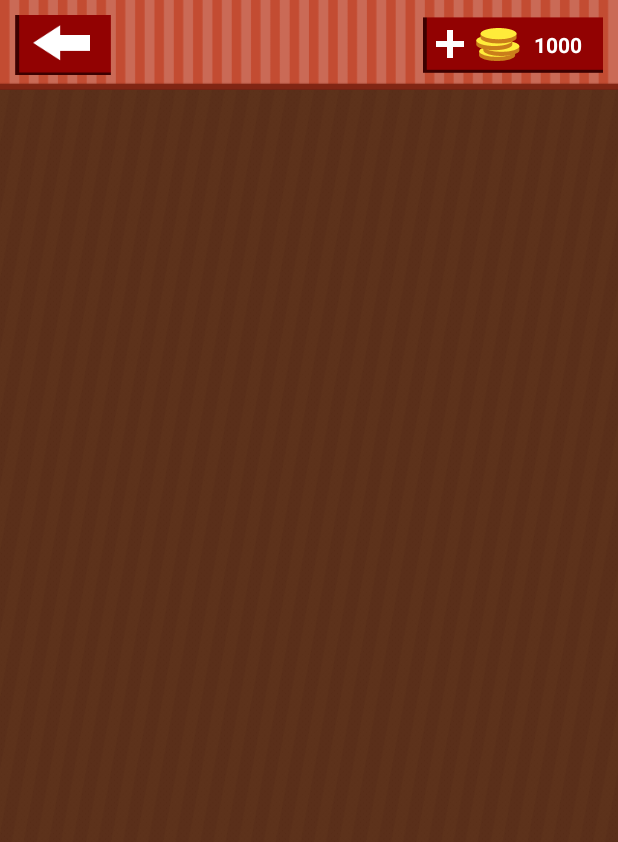
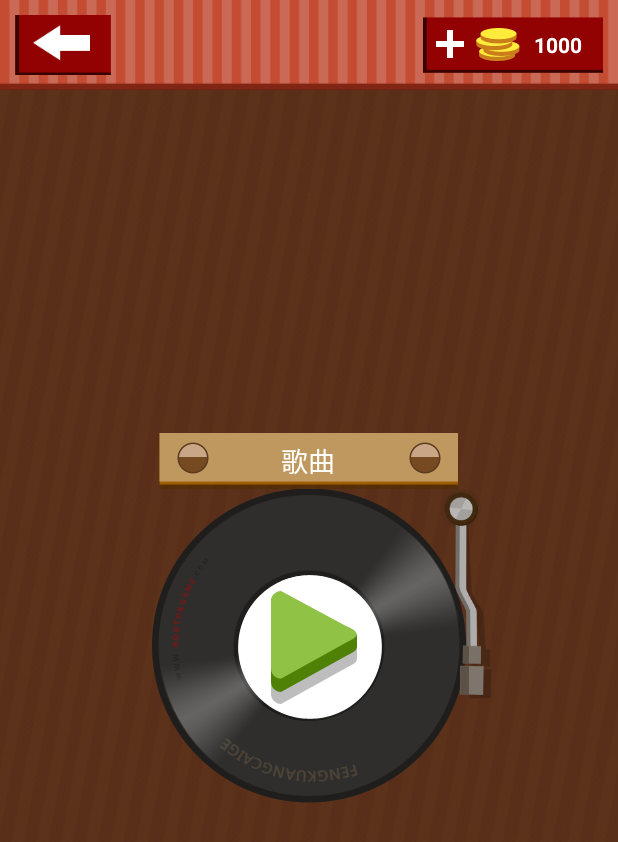
Before and after one commit to malijie/CrazyGuessMusic, an Android app: the screen it shows after launch (MainActivity), on a phone screen of 412 x 824 dp. Shown: the top 842 px of the screen. Run offline under Robolectric (Android 15) with nearby library versions, the phone set to English and light mode, and no system bars.

Commit message:
添加盘片布局以及点击播放按钮盘片播放动画，播杆移进移出动画

```diff
--- a/GuessMusic/src/main/java/com/crazy/guess/music/MainActivity.java
+++ b/GuessMusic/src/main/java/com/crazy/guess/music/MainActivity.java
@@ -1,38 +1,166 @@
 package com.crazy.guess.music;
 
 import android.app.Activity;
+import android.media.Image;
 import android.os.Bundle;
 import android.view.Menu;
 import android.view.MenuItem;
+import android.view.View;
+import android.view.animation.Animation;
+import android.view.animation.AnimationUtils;
+import android.view.animation.LinearInterpolator;
+import android.widget.ImageButton;
+import android.widget.ImageView;
+import android.widget.Toast;
 
 
-public class MainActivity extends Activity {
+public class MainActivity extends Activity implements View.OnClickListener{
+    //唱片控件
+    private ImageView mViewPan = null;
+    //播杆控件
+    private ImageView mViewBar = null;
+    //播放按钮
+    private ImageButton mButtonPlay = null;
+    //唱片动画
+    private Animation mPanAnim = null;
+    //播杆进入动画
+    private Animation mBarInAnim = null;
+    //播杆移出动画
+    private Animation mBarOutAnim = null;
+    //唱片进入线性动画
+    private LinearInterpolator mPanInLin = null;
+    //播杆进入线性动画
+    private LinearInterpolator mBarInLin;
+    //播杆移出线性动画
+    private LinearInterpolator mBarOutLin;
+    //标志符，防止用户多次点击
+    private boolean isPlaying = false;
 
     @Override
     protected void onCreate(Bundle savedInstanceState) {
         super.onCreate(savedInstanceState);
         setContentView(R.layout.activity_main);
+
+        //初始化动画
+        initAnimations();
+        //初始化控件
+        initViews();
+
     }
 
-    @Override
-    public boolean onCreateOptionsMenu(Menu menu) {
-        // Inflate the menu; this adds items to the action bar if it is present.
-        getMenuInflater().inflate(R.menu.menu_main, menu);
-        return true;
+    /**
+     * 初始化控件
+     */
+    private void initViews(){
+        mButtonPlay = (ImageButton)findViewById(R.id.pan_button_start);
+        mViewPan = (ImageView) findViewById(R.id.pan_img_disc);
+        mViewBar = (ImageView) findViewById(R.id.pan_img_bar);
+
+        mButtonPlay.setOnClickListener(this);
     }
 
+    /**
+     * 初始化动画
+     */
+    private void initAnimations() {
+        //初始化唱片动画
+        mPanAnim = AnimationUtils.loadAnimation(this,R.anim.rotate);
+        mPanInLin = new LinearInterpolator();
+        mPanAnim.setInterpolator(mPanInLin);
+
+        //初始化播杆进入动画
+        mBarInAnim = AnimationUtils.loadAnimation(this,R.anim.rotate_45);
+        mBarInLin = new LinearInterpolator();
+        mBarInAnim.setInterpolator(mBarInLin);
+        mBarInAnim.setFillAfter(true);//动画播放时保持停留状态
+
+        //初始化播杆移出动画
+        mBarOutAnim = AnimationUtils.loadAnimation(this,R.anim.rotate_45_d);
+        mBarOutLin = new LinearInterpolator();
+        mBarOutAnim.setInterpolator(mBarOutLin);
+        mBarOutAnim.setFillAfter(true);
+        mBarOutAnim.setFillAfter(true);//动画播放时保持停留状态
+
+
+        //设置唱片动画相关播放顺序
+        mPanAnim.setAnimationListener(new Animation.AnimationListener() {
+            @Override
+            public void onAnimationStart(Animation animation) {
+
+            }
+
+            @Override
+            public void onAnimationRepeat(Animation animation) {
+            }
+
+            @Override
+            public void onAnimationEnd(Animation animation) {
+                //唱片播放结束时，播放播杆移出动画
+                mViewBar.startAnimation(mBarOutAnim);
+            }
+        });
+
+        //设置播杆进入动画相关播放顺序
+        mBarInAnim.setAnimationListener(new Animation.AnimationListener() {
+            @Override
+            public void onAnimationStart(Animation animation) {
+                //播杆进入动画播放时，唱片动画播放
+                mViewPan.startAnimation(mPanAnim);
+            }
+
+            @Override
+            public void onAnimationEnd(Animation animation) {
+
+            }
+
+            @Override
+            public void onAnimationRepeat(Animation animation) {
+
+            }
+        });
+
+        //设置播杆移出动画相关播放顺序
+        mBarOutAnim.setAnimationListener(new Animation.AnimationListener() {
+            @Override
+            public void onAnimationStart(Animation animation) {
+
+            }
+
+            @Override
+            public void onAnimationEnd(Animation animation) {
+                isPlaying = false;
+                mButtonPlay.setVisibility(View.VISIBLE);
+            }
+
+            @Override
+            public void onAnimationRepeat(Animation animation) {
+
+            }
+        });
+
+    }
+
+
     @Override
-    public boolean onOptionsItemSelected(MenuItem item) {
-        // Handle action bar item clicks here. The action bar will
-        // automatically handle clicks on the Home/Up button, so long
-        // as you specify a parent activity in AndroidManifest.xml.
-        int id = item.getItemId();
+    public void onClick(View view) {
+        switch (view.getId()){
+            //播放
+            case R.id.pan_button_start:
+                handlePlayStart();
+              break;
+        }
+    }
 
-        //noinspection SimplifiableIfStatement
-        if (id == R.id.action_settings) {
-            return true;
-        }
-
-        return super.onOptionsItemSelected(item);
-    }
+    /**
+     * 启动播放
+     */
+   private void handlePlayStart(){
+       if(mViewBar != null){
+           if(!isPlaying){
+               isPlaying = true;
+               mButtonPlay.setVisibility(View.INVISIBLE);
+               mViewBar.startAnimation(mBarInAnim);
+           }
+       }
+   }
 }
--- /dev/null
+++ b/GuessMusic/src/main/res/anim/rotate.xml
@@ -0,0 +1,16 @@
+<?xml version="1.0" encoding="utf-8"?>
+<set xmlns:android="http://schemas.android.com/apk/res/android" >
+    <rotate
+        android:duration="2400"
+        android:fromDegrees="0"
+        android:toDegrees="359"
+        android:pivotX="50%"
+        android:pivotY="50%"
+        android:repeatCount="3"/>
+    <!-- duration: 旋转时间，单位毫秒  -->
+    <!-- fromDegrees: 旋转开始时角度  -->
+    <!-- toDegrees: 旋转结束时角度  -->
+    <!-- pivotX: 基于X轴旋转  -->
+    <!-- pivotY: 基于Y轴旋转  -->
+    <!-- repeatCount: 动画重复次数 -->
+</set>
--- /dev/null
+++ b/GuessMusic/src/main/res/anim/rotate_45.xml
@@ -0,0 +1,10 @@
+<?xml version="1.0" encoding="utf-8"?>
+<set xmlns:android="http://schemas.android.com/apk/res/android" >
+    <!-- 唱片播放时播杆开始旋转动画 -->
+    <rotate
+        android:duration="300"
+        android:pivotX="45%"
+        android:pivotY="10%"
+        android:fromDegrees="0"
+        android:toDegrees="20"/>
+</set>
--- /dev/null
+++ b/GuessMusic/src/main/res/anim/rotate_45_d.xml
@@ -0,0 +1,10 @@
+<?xml version="1.0" encoding="utf-8"?>
+<set xmlns:android="http://schemas.android.com/apk/res/android" >
+    <!-- 唱片播放时播杆开始旋转动画 -->
+    <rotate
+        android:duration="300"
+        android:pivotX="45%"
+        android:pivotY="10%"
+        android:fromDegrees="20"
+        android:toDegrees="0"/>
+</set>
--- /dev/null
+++ b/GuessMusic/src/main/res/drawable/pan_start_selector.xml
@@ -0,0 +1,6 @@
+<?xml version="1.0" encoding="utf-8" ?>
+<selector xmlns:android="http://schemas.android.com/apk/res/android">
+    <item android:state_pressed="true" android:drawable="@mipmap/index_start_sel"></item>
+    <item android:state_selected="true" android:drawable="@mipmap/index_start_sel"></item>
+    <item android:drawable="@mipmap/index_start"></item>
+</selector>
--- a/GuessMusic/src/main/res/layout/activity_main.xml
+++ b/GuessMusic/src/main/res/layout/activity_main.xml
@@ -5,5 +5,5 @@
     android:background="@mipmap/index_background">
 
   <include layout="@layout/top_bar"/>
-
+  <include layout="@layout/pan"/>
 </RelativeLayout>
--- /dev/null
+++ b/GuessMusic/src/main/res/layout/pan.xml
@@ -0,0 +1,53 @@
+<!-- 唱片布局   -->
+<LinearLayout xmlns:android="http://schemas.android.com/apk/res/android"
+    xmlns:tools="http://schemas.android.com/tools"
+    android:layout_width="match_parent"
+    android:layout_height="match_parent"
+    android:orientation="vertical"
+    android:gravity="center">
+
+    <FrameLayout
+        android:layout_width="wrap_content"
+        android:layout_height="wrap_content">
+        <ImageView
+            android:layout_width="wrap_content"
+            android:layout_height="wrap_content"
+            android:background="@mipmap/game_title"/>
+        <TextView
+            android:layout_width="wrap_content"
+            android:layout_height="wrap_content"
+            android:layout_gravity="center"
+            android:textColor="@color/white"
+            android:text="歌曲"
+            android:textSize="18sp"/>
+    </FrameLayout>
+    <FrameLayout
+        android:layout_width="260dip"
+        android:layout_height="wrap_content">
+        <ImageView
+            android:id="@+id/pan_img_disc"
+            android:layout_width="wrap_content"
+            android:layout_height="wrap_content"
+            android:background="@mipmap/game_disc"
+            android:layout_gravity="center"/>
+        <ImageView
+            android:layout_width="wrap_content"
+            android:layout_height="wrap_content"
+            android:background="@mipmap/game_disc_light"
+            android:layout_gravity="center"/>
+        <ImageButton
+            android:id="@+id/pan_button_start"
+            android:layout_width="wrap_content"
+            android:layout_height="wrap_content"
+            android:background="@drawable/pan_start_selector"
+            android:layout_gravity="center"/>
+        <ImageView
+            android:id="@+id/pan_img_bar"
+            android:layout_width="50dip"
+            android:layout_height="140dip"
+            android:src="@mipmap/index_pin"
+            android:layout_gravity="right"
+            />
+    </FrameLayout>
+
+</LinearLayout>
```
Also changed, not shown: GuessMusic/src/main/res/mipmap-hdpi/game_center.png (added), GuessMusic/src/main/res/mipmap-hdpi/game_disc.png (added), GuessMusic/src/main/res/mipmap-hdpi/game_disc_light.png (added), GuessMusic/src/main/res/mipmap-hdpi/game_pin.png (added), GuessMusic/src/main/res/mipmap-hdpi/game_title.png (added), GuessMusic/src/main/res/mipmap-hdpi/index_pin.png (added), GuessMusic/src/main/res/mipmap-hdpi/index_start.png (added), GuessMusic/src/main/res/mipmap-hdpi/index_start_sel.png (added).
